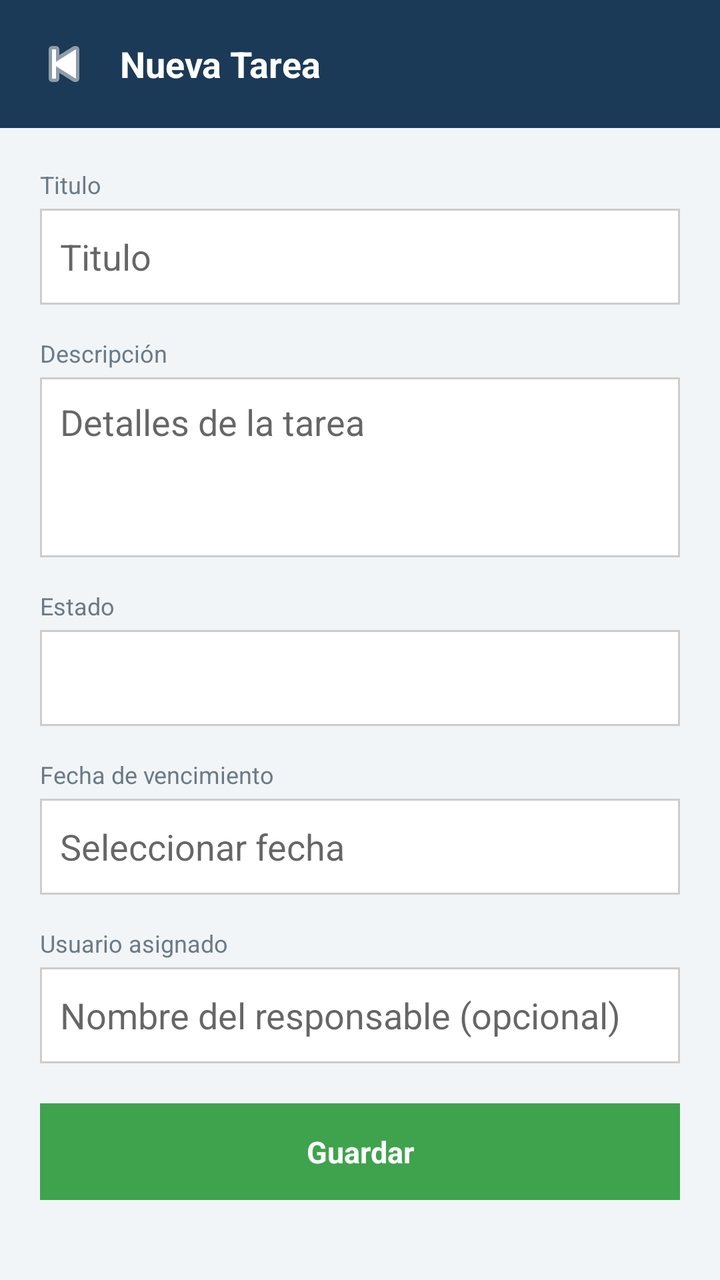
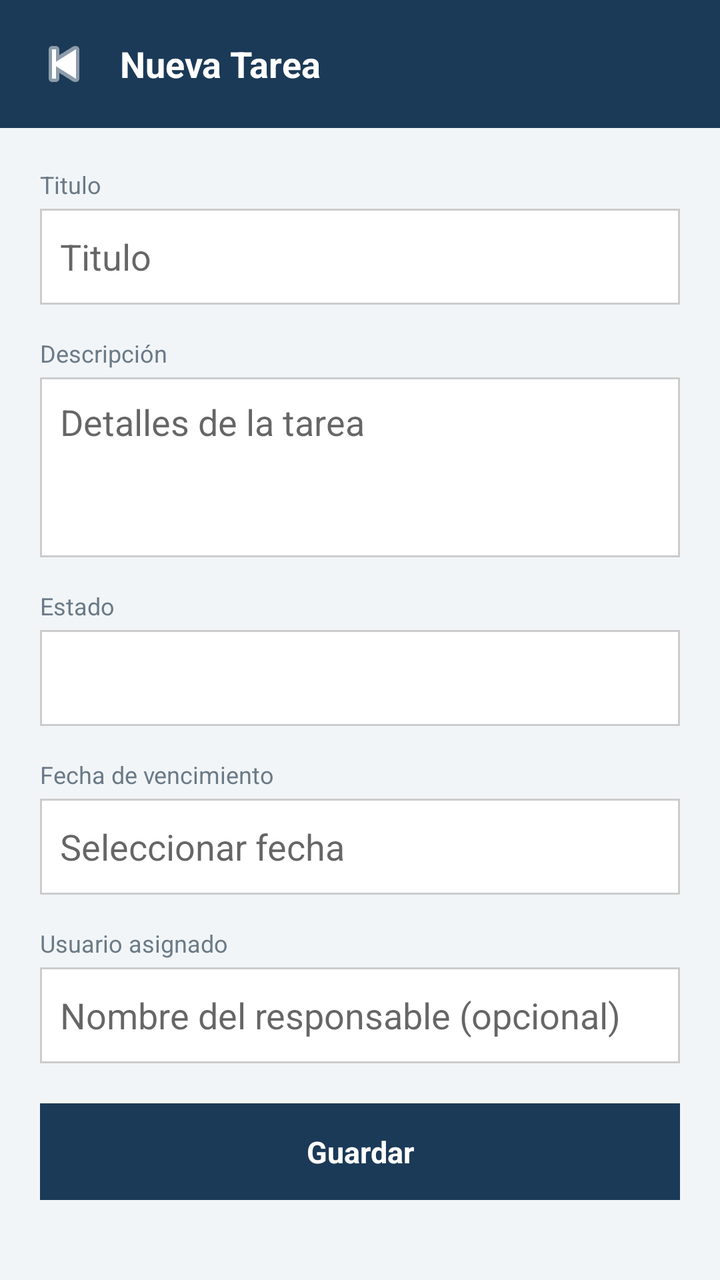

Compare the two renders of this Android layout. The source of the first and the diff that turns it into the second are given below.
<!-- AndroidManifest.xml: application theme Theme.AppTareas -->
<!-- res/layout/activity_nueva_tarea.xml -->
<?xml version="1.0" encoding="utf-8"?>
<LinearLayout xmlns:android="http://schemas.android.com/apk/res/android"
    xmlns:app="http://schemas.android.com/apk/res-auto"
    android:layout_width="match_parent"
    android:layout_height="match_parent"
    android:orientation="vertical"
    android:background="@color/fondo_gris">

    
    <LinearLayout
        android:layout_width="match_parent"
        android:layout_height="wrap_content"
        android:orientation="horizontal"
        android:gravity="center_vertical"
        android:background="@drawable/bg_header"
        android:padding="18dp">

        <ImageButton
            android:id="@+id/btnAtras"
            android:layout_width="28dp"
            android:layout_height="28dp"
            android:background="@android:color/transparent"
            android:src="@android:drawable/ic_media_previous"
            app:tint="@color/blanco"
            android:contentDescription="Atrás" />

        <TextView
            android:id="@+id/txtTituloHeader"
            android:layout_width="wrap_content"
            android:layout_height="wrap_content"
            android:layout_marginStart="14dp"
            android:text="Nueva Tarea"
            android:textColor="@color/blanco"
            android:textSize="18sp"
            android:textStyle="bold" />
    </LinearLayout>

    <ScrollView
        android:layout_width="match_parent"
        android:layout_height="match_parent">

        <LinearLayout
            android:layout_width="match_parent"
            android:layout_height="wrap_content"
            android:orientation="vertical"
            android:padding="20dp">

            <TextView
                android:layout_width="wrap_content"
                android:layout_height="wrap_content"
                android:text="Titulo"
                android:textColor="@color/texto_gris"
                android:textSize="12sp"
                android:layout_marginBottom="4dp" />
            <EditText
                android:id="@+id/editTitulo"
                android:layout_width="match_parent"
                android:layout_height="48dp"
                android:background="@drawable/bg_card"
                android:padding="10dp"
                android:hint="Titulo" />

            <TextView
                android:layout_width="wrap_content"
                android:layout_height="wrap_content"
                android:text="Descripción"
                android:textColor="@color/texto_gris"
                android:textSize="12sp"
                android:layout_marginTop="16dp"
                android:layout_marginBottom="4dp" />
            <EditText
                android:id="@+id/editDescripcion"
                android:layout_width="match_parent"
                android:layout_height="90dp"
                android:background="@drawable/bg_card"
                android:padding="10dp"
                android:gravity="top"
                android:hint="Detalles de la tarea" />

            <TextView
                android:layout_width="wrap_content"
                android:layout_height="wrap_content"
                android:text="Estado"
                android:textColor="@color/texto_gris"
                android:textSize="12sp"
                android:layout_marginTop="16dp"
                android:layout_marginBottom="4dp" />
            <Spinner
                android:id="@+id/spinnerEstado"
                android:layout_width="match_parent"
                android:layout_height="48dp"
                android:background="@drawable/bg_card"
                android:padding="10dp" />

            <TextView
                android:layout_width="wrap_content"
                android:layout_height="wrap_content"
                android:text="Fecha de vencimiento"
                android:textColor="@color/texto_gris"
                android:textSize="12sp"
                android:layout_marginTop="16dp"
                android:layout_marginBottom="4dp" />
            <EditText
                android:id="@+id/editFechaVencimiento"
                android:layout_width="match_parent"
                android:layout_height="48dp"
                android:background="@drawable/bg_card"
                android:padding="10dp"
                android:focusable="false"
                android:hint="Seleccionar fecha" />

            <TextView
                android:layout_width="wrap_content"
                android:layout_height="wrap_content"
                android:text="Usuario asignado"
                android:textColor="@color/texto_gris"
                android:textSize="12sp"
                android:layout_marginTop="16dp"
                android:layout_marginBottom="4dp" />
            <EditText
                android:id="@+id/editUsuario"
                android:layout_width="match_parent"
                android:layout_height="48dp"
                android:background="@drawable/bg_card"
                android:padding="10dp"
                android:hint="Nombre del responsable (opcional)" />

            <TextView
                android:id="@+id/btnGuardar"
                android:layout_width="match_parent"
                android:layout_height="wrap_content"
                android:layout_marginTop="20dp"
                android:background="@drawable/bg_boton_verde"
                android:padding="14dp"
                android:gravity="center"
                android:text="Guardar"
                android:textColor="@color/blanco"
                android:textStyle="bold"
                android:textSize="15sp"
                android:clickable="true"
                android:focusable="true" />

        </LinearLayout>
    </ScrollView>
</LinearLayout>
<!-- resources referenced by this layout -->
<resources>
  <color name="blanco">#FFFFFF</color>
  <color name="fondo_gris">#F2F5F7</color>
  <color name="texto_gris">#6B7A87</color>
  <!-- drawable bg_boton_verde (drawable) -->
  <?xml version="1.0" encoding="utf-8"?>
  <shape xmlns:android="http://schemas.android.com/apk/res/android">
      <solid android:color="@color/verde_principal" />
  </shape>
  <!-- drawable bg_card (drawable) -->
  <?xml version="1.0" encoding="utf-8"?>
  <shape xmlns:android="http://schemas.android.com/apk/res/android">
      <solid android:color="@color/blanco" />
      <stroke android:width="1dp" android:color="#CCCCCC" />
  </shape>
  <!-- drawable bg_header (drawable) -->
  <?xml version="1.0" encoding="utf-8"?>
  <shape xmlns:android="http://schemas.android.com/apk/res/android">
      <solid android:color="@color/azul_oscuro" />
  </shape>
  <style name="Theme.AppTareas" parent="Theme.MaterialComponents.Light.NoActionBar">
          <item name="colorPrimary">@color/azul_oscuro</item>
          <item name="colorPrimaryDark">@color/azul_oscuro</item>
          <item name="colorAccent">@color/azul_medio</item>
          <item name="android:windowBackground">@color/fondo_gris</item>
          <item name="android:statusBarColor">@color/azul_oscuro</item>
      </style>
  <color name="verde_principal">#3FA34D</color>
  <color name="azul_oscuro">#1B3A57</color>
  <color name="azul_medio">#20486B</color>
</resources>

<!-- the commit's change to res/layout/activity_nueva_tarea.xml (unified diff, before → after) -->
@@ -12,7 +12,7 @@
         android:layout_height="wrap_content"
         android:orientation="horizontal"
         android:gravity="center_vertical"
-        android:background="@drawable/bg_header"
+        android:background="@color/azul_oscuro"
         android:padding="18dp">
 
         <ImageButton
@@ -130,7 +130,7 @@
                 android:layout_width="match_parent"
                 android:layout_height="wrap_content"
                 android:layout_marginTop="20dp"
-                android:background="@drawable/bg_boton_verde"
+                android:background="@color/azul_oscuro"
                 android:padding="14dp"
                 android:gravity="center"
                 android:text="Guardar"
<!-- resource entries referenced after the edit -->
@@ -3,21 +3,11 @@
   <color name="blanco">#FFFFFF</color>
   <color name="fondo_gris">#F2F5F7</color>
   <color name="texto_gris">#6B7A87</color>
-  <!-- drawable bg_boton_verde (drawable) -->
-  <?xml version="1.0" encoding="utf-8"?>
-  <shape xmlns:android="http://schemas.android.com/apk/res/android">
-      <solid android:color="@color/verde_principal" />
-  </shape>
   <!-- drawable bg_card (drawable) -->
   <?xml version="1.0" encoding="utf-8"?>
   <shape xmlns:android="http://schemas.android.com/apk/res/android">
       <solid android:color="@color/blanco" />
       <stroke android:width="1dp" android:color="#CCCCCC" />
-  </shape>
-  <!-- drawable bg_header (drawable) -->
-  <?xml version="1.0" encoding="utf-8"?>
-  <shape xmlns:android="http://schemas.android.com/apk/res/android">
-      <solid android:color="@color/azul_oscuro" />
   </shape>
   <style name="Theme.AppTareas" parent="Theme.MaterialComponents.Light.NoActionBar">
           <item name="colorPrimary">@color/azul_oscuro</item>
@@ -26,7 +16,6 @@
           <item name="android:windowBackground">@color/fondo_gris</item>
           <item name="android:statusBarColor">@color/azul_oscuro</item>
       </style>
-  <color name="verde_principal">#3FA34D</color>
   <color name="azul_oscuro">#1B3A57</color>
   <color name="azul_medio">#20486B</color>
 </resources>
